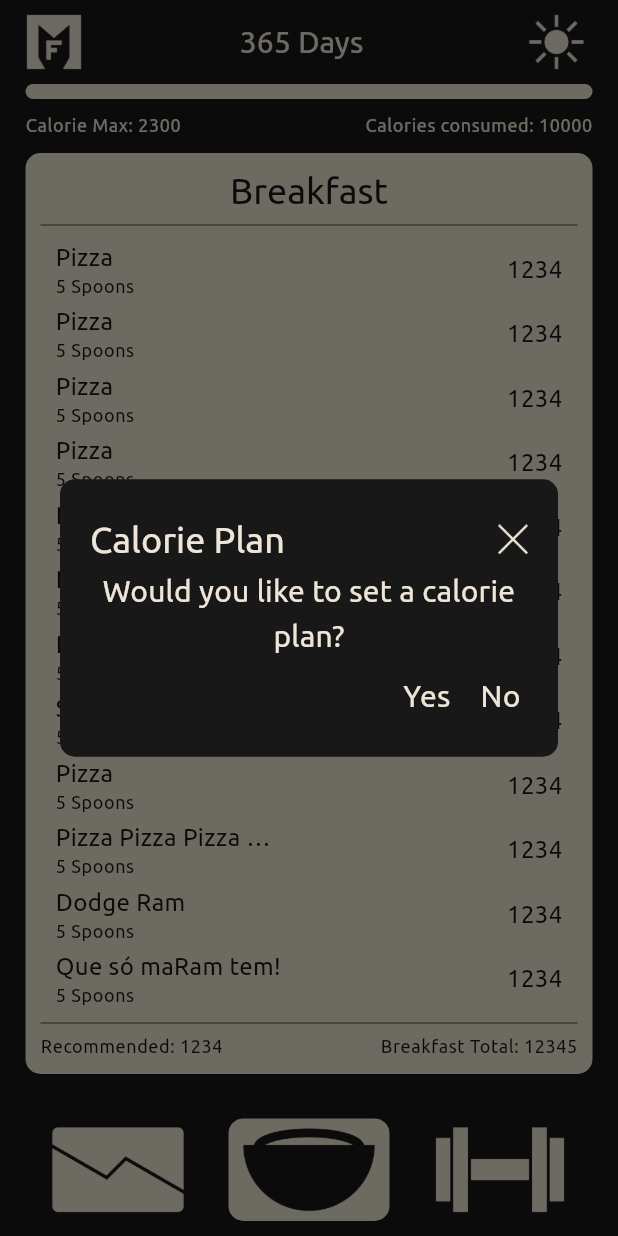
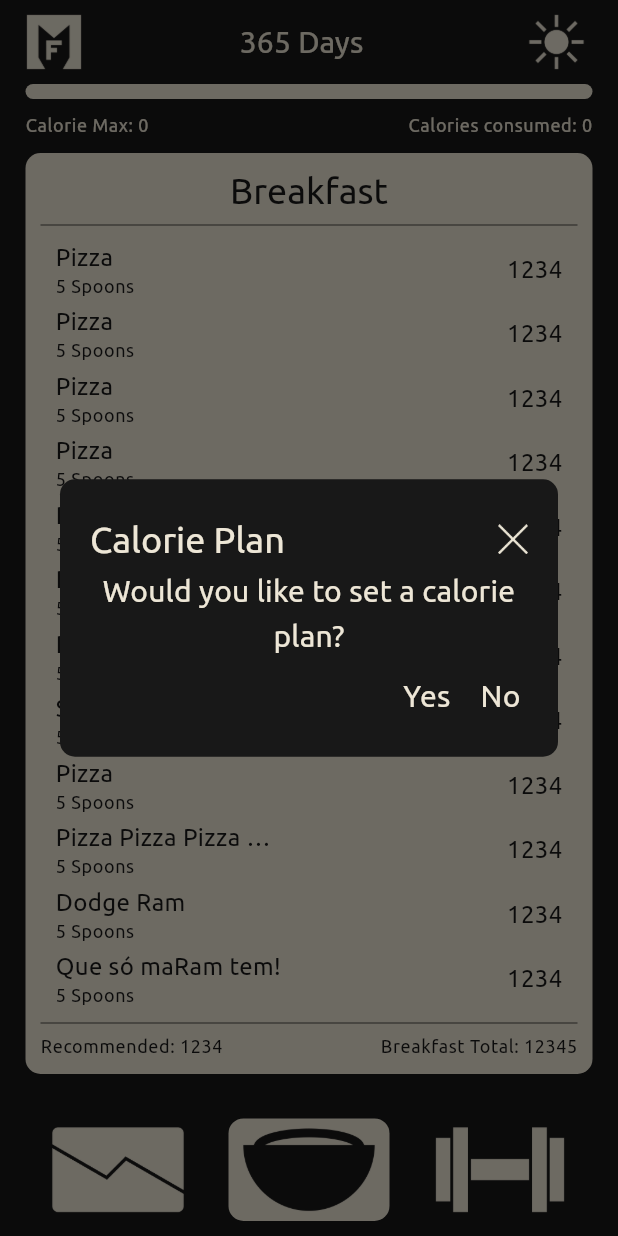
Before and after one commit to Myoro/MyoroFitness, a Flutter app: the screen it shows after launch, on a phone screen of 412 x 824 dp. Run offline on Flutter 3.47's test engine with Material 3 defaults, Android fonts, the phone set to English and light mode, and no system bars; our stand-ins replace flutter_bloc, sqflite, sqflite_common_ffi; missing offline and left inert: window_manager; accounts and stored records are empty; project files that could hold a hidden picture were left out.

Commit message:
Sicko mode

```diff
--- a/myoro_fitness/lib/bloc/tdee_bloc.dart
+++ b/myoro_fitness/lib/bloc/tdee_bloc.dart
@@ -27,6 +27,11 @@ class CalculateCalorieDeficitEvent extends TDEEEvent {
   int deficit;
   CalculateCalorieDeficitEvent(this.tdee, this.deficit);
 }
+class GetTDEEEvent extends TDEEEvent {
+  int? tdee;
+  int? deficit;
+  GetTDEEEvent(this.tdee, this.deficit);
+}
 
 class TDEEState {
   int? height;
@@ -35,6 +40,7 @@ class TDEEState {
   double? lifestyle;
   String gender;
   int? calorieDeficit;
+  int? tdee;
 
   TDEEState({
     this.height = 129,
@@ -43,6 +49,7 @@ class TDEEState {
     this.age,
     this.gender = "Man",
     this.calorieDeficit,
+    this.tdee,
   });
 
   TDEEState copyWith({
@@ -52,6 +59,7 @@ class TDEEState {
     int? age,
     String? gender,
     int? calorieDeficit,
+    int? tdee,
   }) => TDEEState(
     height: height ?? this.height,
     weight: weight ?? this.weight,
@@ -59,6 +67,7 @@ class TDEEState {
     age: age ?? this.age,
     gender: gender ?? this.gender,
     calorieDeficit: calorieDeficit ?? this.calorieDeficit,
+    tdee: tdee ?? this.tdee,
   );
 
   bool tdeeIsCalculable() {
@@ -94,5 +103,6 @@ class TDEEBloc extends Bloc<TDEEEvent, TDEEState> {
     on<GetTDEEAgeEvent>((event, emit) => emit(state.copyWith(age: event.age)));
     on<GetTDEEGenderEvent>((event, emit) => emit(state.copyWith(gender: event.gender)));
     on<CalculateCalorieDeficitEvent>((event, emit) => emit(state.copyWith(calorieDeficit: event.tdee - event.deficit)));
+    on<GetTDEEEvent>((event, emit) => emit(state.copyWith(tdee: event.tdee, calorieDeficit: event.deficit)));
   }
 }
--- a/myoro_fitness/lib/main.dart
+++ b/myoro_fitness/lib/main.dart
@@ -3,15 +3,12 @@ import "package:flutter/material.dart";
 import "package:flutter/foundation.dart";
 import "package:flutter/services.dart";
 import "package:flutter_bloc/flutter_bloc.dart";
+import "package:myoro_fitness/screens/main_screen.dart";
 import "package:window_manager/window_manager.dart";
 import "package:myoro_fitness/bloc/dark_mode_bloc.dart";
 import "package:myoro_fitness/bloc/tdee_bloc.dart";
 import "package:myoro_fitness/themes.dart";
 import "package:myoro_fitness/database.dart";
-import "package:myoro_fitness/widgets/top_bar.dart";
-import "package:myoro_fitness/widgets/navigation_bar/footer_navigation_bar.dart";
-import "package:myoro_fitness/widgets/navigation_bar/side_navigation_bar.dart";
-import "package:myoro_fitness/pages/calories_page.dart";
 
 void main() async {
   WidgetsFlutterBinding.ensureInitialized();
@@ -46,23 +43,7 @@ class App extends StatelessWidget {
           child: MaterialApp(
             title: "MyoroFitness",
             theme: darkModeState.enabled ? dark : light,
-            home:  Scaffold(
-              appBar: const TopBar(),
-              body: (Platform.isAndroid || Platform.isIOS)
-                ? const Column(
-                  children: [
-                    CaloriesPage(),
-                    FooterNavigationBar()
-                  ]
-                )
-                :
-                const Row(
-                  children: [
-                    SideNavigationBar(),
-                    CaloriesPage()
-                  ]
-                )
-            )
+            home:  MainScreen()
           ),
         );
       }
--- a/myoro_fitness/lib/pages/calories_page.dart
+++ b/myoro_fitness/lib/pages/calories_page.dart
@@ -1,5 +1,8 @@
 import "package:flutter/material.dart";
+import "package:flutter_bloc/flutter_bloc.dart";
+import "package:myoro_fitness/bloc/tdee_bloc.dart";
 import "package:myoro_fitness/database.dart";
+import "package:myoro_fitness/screens/food_selection_screen.dart";
 import "package:myoro_fitness/widgets/modals/tdee_modal.dart";
 
 class CaloriesPage extends StatefulWidget {
@@ -12,6 +15,8 @@ class CaloriesPage extends StatefulWidget {
 class _CaloriesPageState extends State<CaloriesPage> {
   bool isModalShown = false;
 
+  int calorieDeficit = 0;
+  int caloriesConsumed = 0;
   final List<String> mockMeals = [ "Breakfast", "Lunch", "Dinner", "Snacks" ];
   final List<Map<String, String>> mockFoods = [
     { "name": "Pizza", "quantity": "5 Spoons", "calories": "1234" },
@@ -29,6 +34,12 @@ class _CaloriesPageState extends State<CaloriesPage> {
   ];
 
   @override
+  void initState() {
+    super.initState();
+    Database().get("calorie_plan").then((data) => setState(() { calorieDeficit = data["calorie_deficit"] as int; }));
+  }
+
+  @override
   Widget build(BuildContext context) {
     final ThemeData theme = Theme.of(context);
 
@@ -42,6 +53,12 @@ class _CaloriesPageState extends State<CaloriesPage> {
         );
       }
     });
+
+    return BlocBuilder<TDEEBloc, TDEEState>(
+      builder: (context, state) {
+        if(state.calorieDeficit != null) {
+          Future.delayed(Duration.zero, () => setState(() { calorieDeficit = state.calorieDeficit!; }));
+        }
 
         return Expanded(
           child: Container(
@@ -73,12 +90,12 @@ class _CaloriesPageState extends State<CaloriesPage> {
                             Expanded(
                               child: Row(
                                 children: [
-                              Text("Calorie Max: 2300", style: theme.textTheme.bodySmall),
+                                  Text("Calorie Max: $calorieDeficit", style: theme.textTheme.bodySmall),
                                   const Spacer(),
                                 ]
                               ),
                             ),
-                      Text(MediaQuery.of(context).size.width > 200 ? "Calories consumed: 10000" : "10000 cals", style: theme.textTheme.bodySmall)
+                          Text(MediaQuery.of(context).size.width > 200 ? "Calories consumed: $caloriesConsumed" : "$caloriesConsumed cals", style: theme.textTheme.bodySmall)
                         ]
                       ),
                     ]
@@ -92,7 +109,7 @@ class _CaloriesPageState extends State<CaloriesPage> {
                       width: double.infinity,
                       decoration: BoxDecoration(
                         color: theme.colorScheme.onPrimary,
-                    borderRadius: BorderRadius.circular(10)
+                        borderRadius: BorderRadius.circular(10),
                       ),
                       child: Padding(
                         padding: const EdgeInsets.all(10),
@@ -112,7 +129,9 @@ class _CaloriesPageState extends State<CaloriesPage> {
                               child: Column(
                                 children: [
                                   for(int i = 0; i < mockFoods.length; i++)
-                                Padding(
+                                    InkWell(
+                                      onTap: () => Navigator.push(context, MaterialPageRoute(builder: (context) => FoodSelectionScreen())),
+                                      child: Padding(
                                         padding: const EdgeInsets.only(top: 2, bottom: 2),
                                         child: Row(
                                           children: [
@@ -144,6 +163,7 @@ class _CaloriesPageState extends State<CaloriesPage> {
                                             )
                                           ],
                                         )
+                                      ),
                                     ),
                                 ]
                               ),
@@ -190,4 +210,6 @@ class _CaloriesPageState extends State<CaloriesPage> {
           )
         );
       }
+    );
   }
+}
--- /dev/null
+++ b/myoro_fitness/lib/screens/main_screen.dart
@@ -0,0 +1,29 @@
+import "dart:io";
+import "package:flutter/material.dart";
+import "package:myoro_fitness/widgets/top_bar.dart";
+import "package:myoro_fitness/widgets/navigation_bar/footer_navigation_bar.dart";
+import "package:myoro_fitness/widgets/navigation_bar/side_navigation_bar.dart";
+import "package:myoro_fitness/pages/calories_page.dart";
+
+class MainScreen extends StatelessWidget {
+  @override
+  Widget build(BuildContext context) {
+    return Scaffold(
+      appBar: const TopBar(),
+      body: (Platform.isAndroid || Platform.isIOS)
+        ? const Column(
+          children: [
+            CaloriesPage(),
+            FooterNavigationBar()
+          ]
+        )
+        :
+        const Row(
+          children: [
+            SideNavigationBar(),
+            CaloriesPage()
+          ]
+        )
+    );
+  }
+}
```
Also changed, not shown: myoro_fitness/lib/screens/food_selection_screen.dart (added, +14 -0 lines), myoro_fitness/lib/widgets/modals/tdee_modal.dart (+7 -2 lines). Lines whose indentation alone changed are shown as unchanged.
